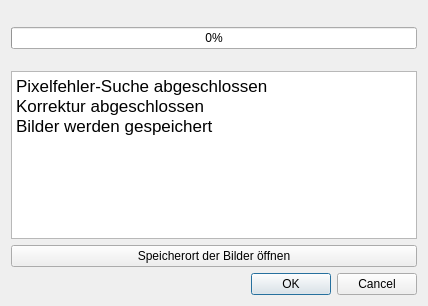
Qt form main/resources/base/fortschritt.ui (TrandyAndy/Bad-Pixel) before a commit.
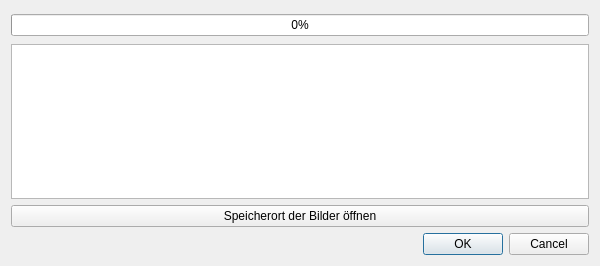
The same form after that commit.

```diff
--- a/main/resources/base/fortschritt.ui
+++ b/main/resources/base/fortschritt.ui
@@ -6,8 +6,8 @@
    <rect>
     <x>0</x>
     <y>0</y>
-    <width>428</width>
-    <height>306</height>
+    <width>600</width>
+    <height>266</height>
    </rect>
   </property>
   <property name="windowTitle">
@@ -72,9 +72,7 @@
 &lt;html&gt;&lt;head&gt;&lt;meta name=&quot;qrichtext&quot; content=&quot;1&quot; /&gt;&lt;style type=&quot;text/css&quot;&gt;
 p, li { white-space: pre-wrap; }
 &lt;/style&gt;&lt;/head&gt;&lt;body style=&quot; font-family:'.AppleSystemUIFont'; font-size:13pt; font-weight:400; font-style:normal;&quot;&gt;
-&lt;p style=&quot; margin-top:0px; margin-bottom:0px; margin-left:0px; margin-right:0px; -qt-block-indent:0; text-indent:0px;&quot;&gt;Pixelfehler-Suche abgeschlossen&lt;/p&gt;
-&lt;p style=&quot; margin-top:0px; margin-bottom:0px; margin-left:0px; margin-right:0px; -qt-block-indent:0; text-indent:0px;&quot;&gt;Korrektur abgeschlossen&lt;/p&gt;
-&lt;p style=&quot; margin-top:0px; margin-bottom:0px; margin-left:0px; margin-right:0px; -qt-block-indent:0; text-indent:0px;&quot;&gt;Bilder werden gespeichert&lt;/p&gt;&lt;/body&gt;&lt;/html&gt;</string>
+&lt;p style=&quot;-qt-paragraph-type:empty; margin-top:0px; margin-bottom:0px; margin-left:0px; margin-right:0px; -qt-block-indent:0; text-indent:0px;&quot;&gt;&lt;br /&gt;&lt;/p&gt;&lt;/body&gt;&lt;/html&gt;</string>
      </property>
     </widget>
    </item>
```
